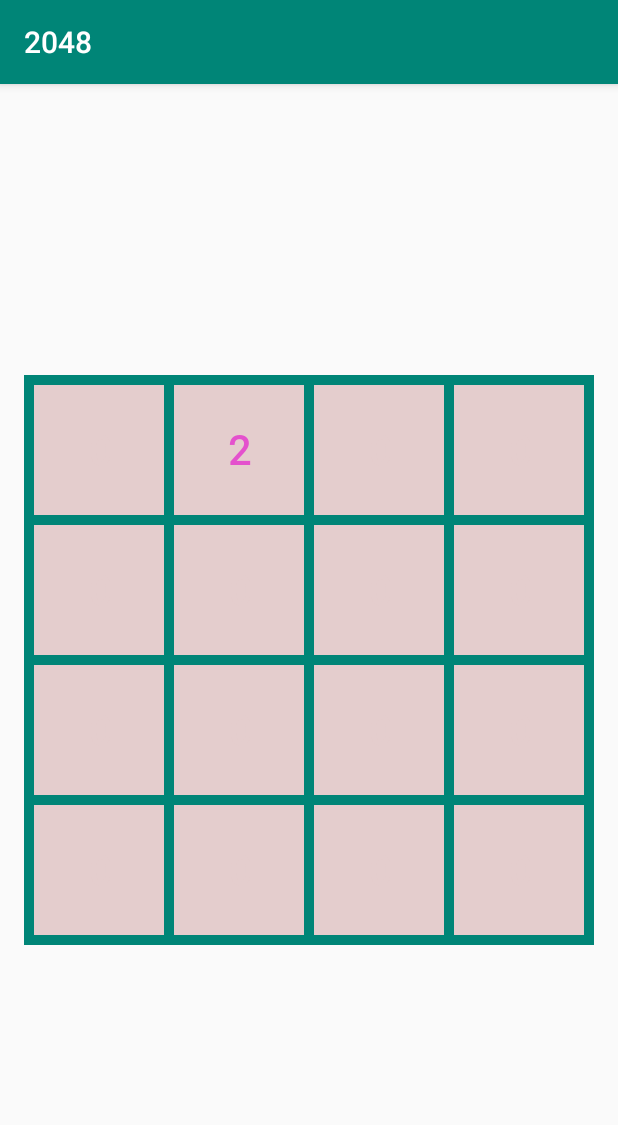
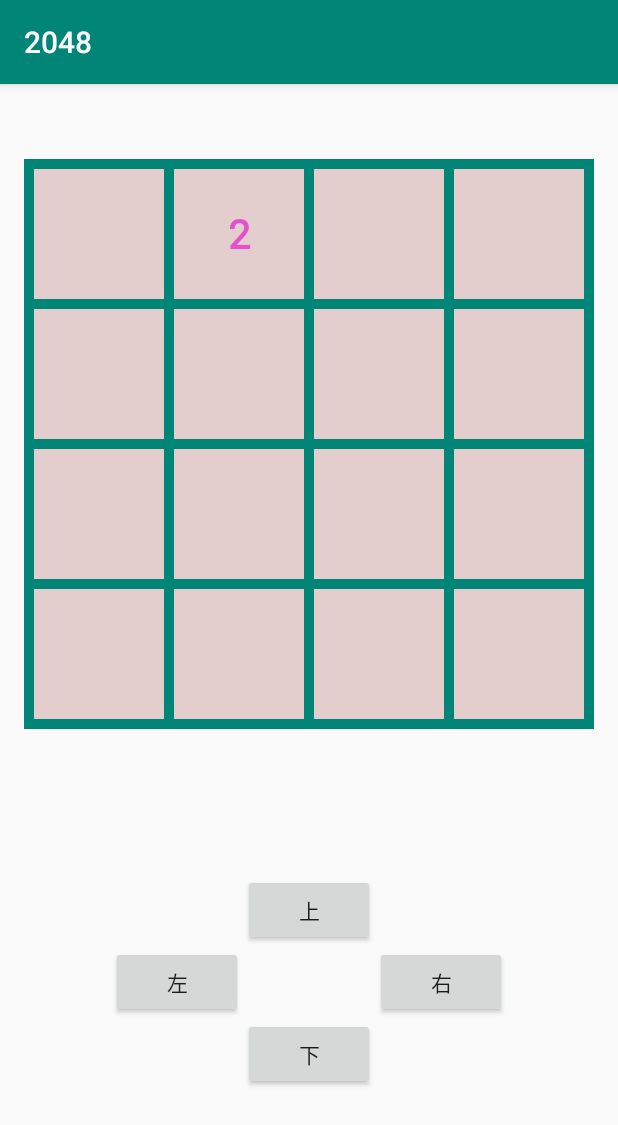
Before and after one commit to huangxiaojingCN/2048, an Android app: the screen it shows after launch (MainActivity), on a phone screen of 412 x 824 dp. Shown: the top 1125 px of the screen. Run offline under Robolectric (Android 15) with nearby library versions, the phone set to English and light mode, and no system bars.

Commit message:
Feat: 外部控制移动.

```diff
--- a/app/src/main/java/com/hxj/a2048/MainActivity.java
+++ b/app/src/main/java/com/hxj/a2048/MainActivity.java
@@ -2,12 +2,45 @@ package com.hxj.a2048;
 
 import android.support.v7.app.AppCompatActivity;
 import android.os.Bundle;
+import android.view.View;
+import android.widget.Button;
 
-public class MainActivity extends AppCompatActivity {
+public class MainActivity extends AppCompatActivity implements View.OnClickListener {
+
+    private Play2048Group play2048Group;
 
     @Override
     protected void onCreate(Bundle savedInstanceState) {
         super.onCreate(savedInstanceState);
         setContentView(R.layout.activity_main);
+
+        play2048Group = findViewById(R.id.play2048);
+        Button top = findViewById(R.id.btn_top);
+        Button lower = findViewById(R.id.btn_lower);
+        Button left = findViewById(R.id.btn_left);
+        Button right = findViewById(R.id.btn_right);
+
+        top.setOnClickListener(this);
+        lower.setOnClickListener(this);
+        left.setOnClickListener(this);
+        right.setOnClickListener(this);
+    }
+
+    @Override
+    public void onClick(View v) {
+        switch (v.getId()) {
+            case R.id.btn_top:
+                play2048Group.up();
+                break;
+            case R.id.btn_lower:
+                play2048Group.lower();
+                break;
+            case R.id.btn_left:
+                play2048Group.left();
+                break;
+            case R.id.btn_right:
+                play2048Group.right();
+                break;
+        }
     }
 }
--- a/app/src/main/res/layout/activity_main.xml
+++ b/app/src/main/res/layout/activity_main.xml
@@ -7,10 +7,63 @@
     tools:context=".MainActivity">
 
     <com.hxj.a2048.Play2048Group
+        android:id="@+id/play2048"
+        android:layout_marginTop="50dp"
+        android:layout_centerHorizontal="true"
         android:background="@color/colorPrimary"
-        android:layout_centerInParent="true"
         app:row="4"
         android:layout_width="wrap_content"
         android:layout_height="wrap_content"/>
 
+    <RelativeLayout
+        android:gravity="center"
+        android:layout_below="@id/play2048"
+        android:layout_width="match_parent"
+        android:layout_height="match_parent">
+
+        <Button
+            android:layout_centerHorizontal="true"
+            android:id="@+id/btn_top"
+            android:text="上"
+            android:layout_width="wrap_content"
+            android:layout_height="wrap_content" />
+
+        <Button
+            android:visibility="invisible"
+            android:layout_below="@id/btn_top"
+            android:id="@+id/center"
+            android:layout_centerHorizontal="true"
+            android:layout_width="wrap_content"
+            android:layout_height="wrap_content" />
+
+        <Button
+            android:id="@+id/btn_right"
+            android:layout_below="@id/btn_top"
+            android:layout_centerHorizontal="true"
+            android:layout_toRightOf="@id/center"
+            android:text="右"
+            android:layout_width="wrap_content"
+            android:layout_height="wrap_content" />
+
+        <Button
+            android:id="@+id/btn_left"
+            android:layout_below="@id/btn_top"
+            android:layout_toLeftOf="@id/center"
+            android:text="左"
+            android:layout_width="wrap_content"
+            android:layout_height="wrap_content" />
+
+        <Button
+            android:id="@+id/btn_lower"
+            android:layout_centerHorizontal="true"
+            android:layout_below="@id/center"
+            android:text="下"
+            android:layout_width="wrap_content"
+            android:layout_height="wrap_content" />
+
+
+    </RelativeLayout>
+
+
+
 </RelativeLayout>
```
Also changed, not shown: app/src/main/java/com/hxj/a2048/Play2048Group.java (+84 -13 lines).
